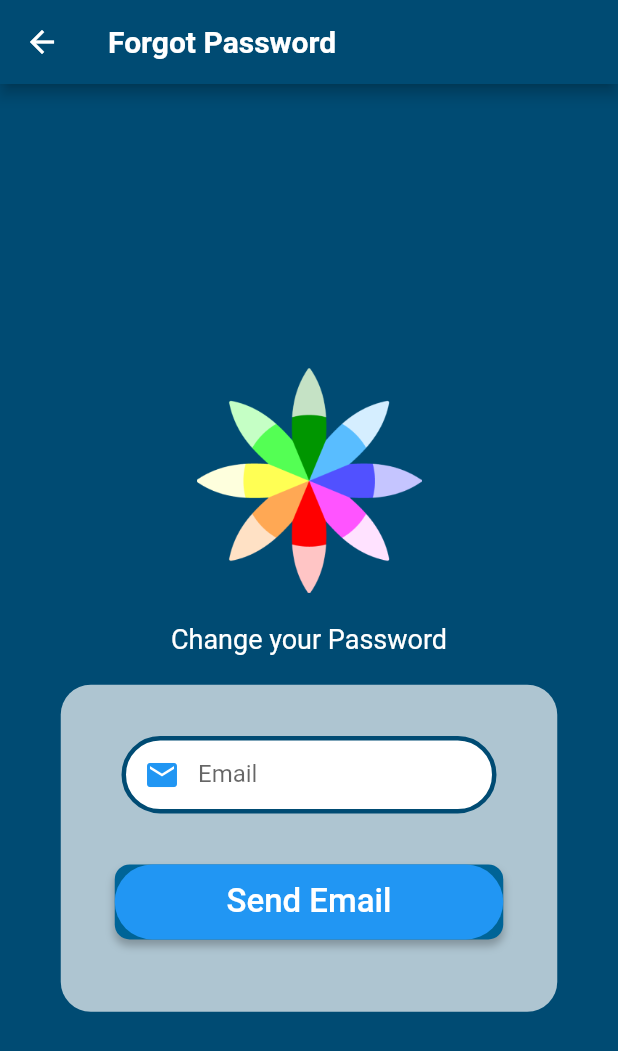
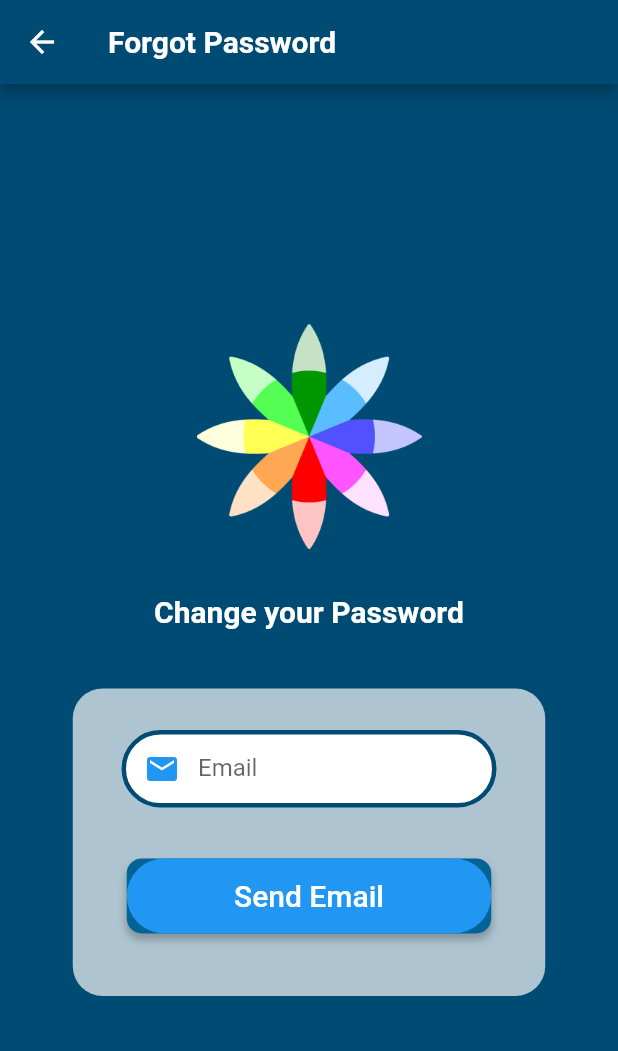
Before and after one commit to CharC0de/learning_app, a Flutter app: the ChangePass screen opened directly, on a phone screen of 412 x 824 dp. Shown: the top 1051 px of the screen. Run offline on Flutter 3.47's test engine with Material 3 defaults, Android fonts, the phone set to English and light mode, and no system bars; our stand-ins replace cloud_firestore, file_picker, firebase_auth, firebase_core, firebase_database, firebase_storage and 2 more; missing offline and left inert: flutter_downloader, qr_code_scanner; accounts and stored records are empty.

Commit message:
Update the sizes and adjust some spaces
Signed-off-by: Asminah Angni <124657067+Bamblazeyyy@users.noreply.github.com>

```diff
--- a/lib/change_pass/change_pass.dart
+++ b/lib/change_pass/change_pass.dart
@@ -83,27 +83,27 @@ class _ChangePassState extends State<ChangePass> {
         child: SingleChildScrollView(
           child: Column(
             children: [
-              SizedBox(height: 40), // Increased the spacing between logo and text
               Image.asset(
                 'images/Logo.png',
                 fit: BoxFit.cover,
                 width: 150,
                 height: 150,
               ),
-              SizedBox(height: 20), // Add spacing between text and email TextFormField
+              SizedBox(height: 30), // Add spacing between text and email TextFormField
               Text(
                 "Change your Password",
                 style: TextStyle(
                   color: Colors.white, // Set text color to white
-                  fontSize: 18,
+                  fontSize: 20,
+                  fontWeight: FontWeight.bold
                 ),
               ),
-              SizedBox(height: 20), // Add more spacing
+              SizedBox(height: 40), // Add more spacing
               Padding(
-                padding: const EdgeInsets.symmetric(horizontal: 16), // Add padding to the sides
+                padding: const EdgeInsets.symmetric(horizontal: 12), // Add padding to the sides
                 child: Container(
-                  width: 331,
-                  height: 218,
+                  width: 315,
+                  height: 205,
                   decoration: ShapeDecoration(
                     color: Color(0xFFAEC5D1),
                     shape: RoundedRectangleBorder(
@@ -213,7 +213,7 @@ class _ChangePassState extends State<ChangePass> {
                             },
                             child: const Text(
                               "Send Email",
-                              style: TextStyle(fontSize: 22),
+                              style: TextStyle(fontSize: 20),
                             ),
                           ),
                         ),
```
